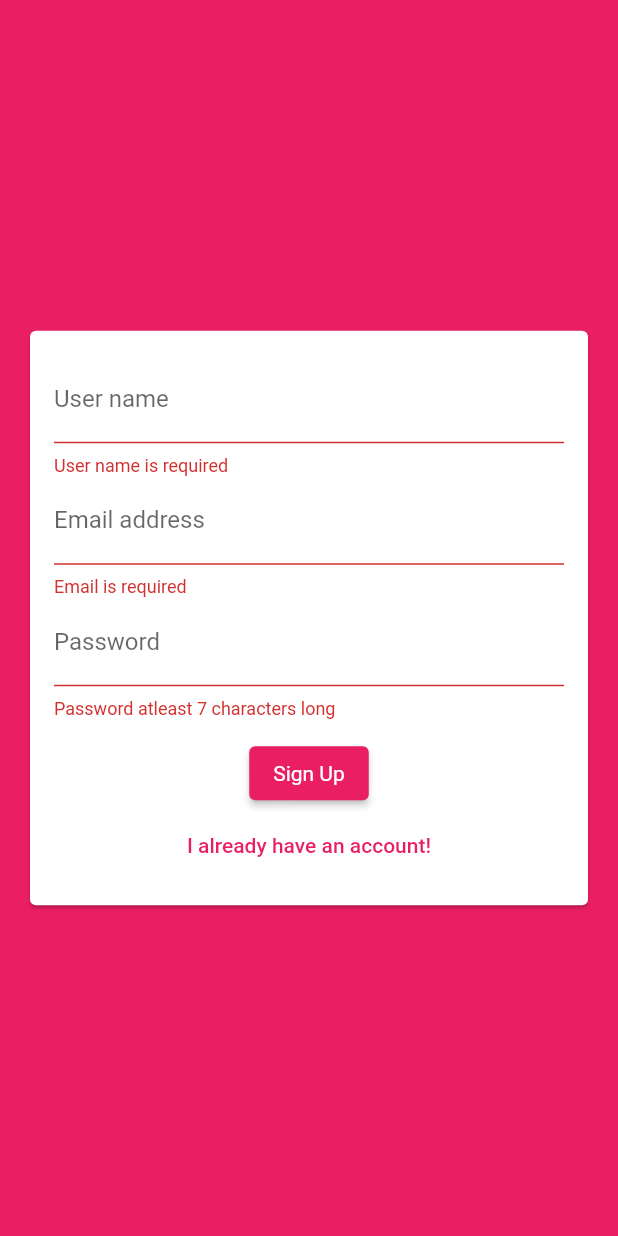
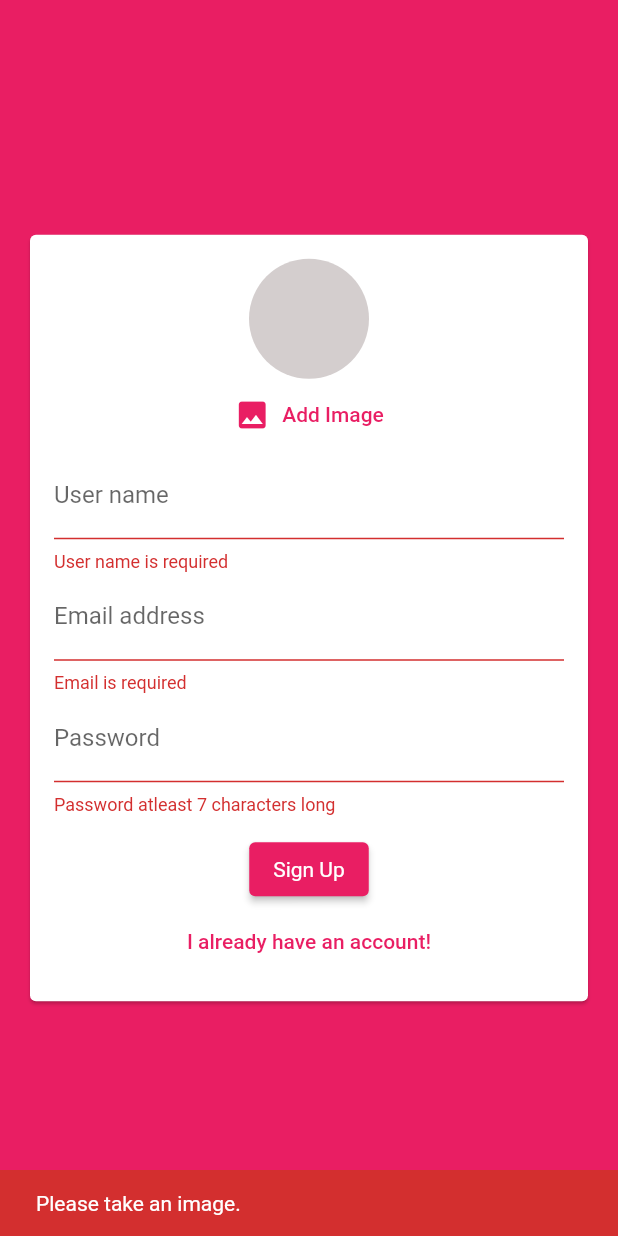
Before and after one commit to danghoanguet/chat_app, a Flutter app: the screen it shows after launch, after a tap on "Sign Up", on a phone screen of 412 x 824 dp. Run offline on Flutter 3.47's test engine with Material 2 defaults, Android fonts, the phone set to English and light mode, and no system bars; our stand-ins replace cloud_firestore, firebase_auth, firebase_core, firebase_storage, form_field_validator, image_picker; accounts and stored records are empty.

Commit message:
Pick user image, store and fetch on firebase_storage

```diff
--- a/lib/screens/auth_screen.dart
+++ b/lib/screens/auth_screen.dart
@@ -1,8 +1,9 @@
+import 'dart:io';
+
 import 'package:cloud_firestore/cloud_firestore.dart';
 import 'package:firebase_auth/firebase_auth.dart';
+import 'package:firebase_storage/firebase_storage.dart';
 import 'package:flutter/material.dart';
-import 'package:flutter/services.dart';
-
 import '../widgets/auth/auth_form.dart';
 
 class AuthScreen extends StatefulWidget {
@@ -15,8 +16,8 @@ class AuthScreen extends StatefulWidget {
 class _AuthScreenState extends State<AuthScreen> {
   final _auth = FirebaseAuth.instance;
   var _isLoading = false;
-  void _submitAuthForm(
-      String email, String password, String userName, bool isLogin) async {
+  void _submitAuthForm(String email, String password, String userName,
+      bool isLogin, File image) async {
     final UserCredential userCredential;
     try {
       setState(() {
@@ -28,6 +29,13 @@ class _AuthScreenState extends State<AuthScreen> {
       } else {
         userCredential = await _auth.createUserWithEmailAndPassword(
             email: email, password: password);
+
+        final ref = FirebaseStorage.instance
+            .ref()
+            .child('user_image')
+            .child(userCredential.user!.uid + '.jpg');
+        await ref.putFile(image).whenComplete(() => null);
+        final url = await ref.getDownloadURL();
         await FirebaseFirestore.instance
             .collection('users')
             .doc('${userCredential.user!.uid}')
@@ -35,6 +43,7 @@ class _AuthScreenState extends State<AuthScreen> {
           {
             'username': userName,
             'email': email,
+            'userImageUrl': url,
           },
         );
       }
--- a/lib/widgets/auth/auth_form.dart
+++ b/lib/widgets/auth/auth_form.dart
@@ -1,9 +1,13 @@
+import 'dart:io';
+
 import 'package:flutter/material.dart';
 import 'package:form_field_validator/form_field_validator.dart';
 
+import '../pickers/user_image_picker.dart';
+
 class AuthForm extends StatefulWidget {
-  final void Function(
-      String email, String password, String userName, bool isLogin) submitFn;
+  final void Function(String email, String password, String userName,
+      bool isLogin, File image) submitFn;
   final bool isLoading;
 
   const AuthForm({Key? key, required this.submitFn, required this.isLoading})
@@ -20,16 +24,29 @@ class _AuthFormState extends State<AuthForm> {
   String? _userEmail;
   String? _userPassword;
   String _userName = '';
+  File? _userImageFile;
 
   void _submit() {
     final isValid = _formKey.currentState!.validate();
     FocusScope.of(context).unfocus();
+    if (_userImageFile == null && !_isLogin) {
+      ScaffoldMessenger.of(context).showSnackBar(SnackBar(
+          backgroundColor: Theme.of(context).errorColor,
+          content: Text('Please take an image.')));
+      return;
+    }
     if (isValid) {
       _formKey.currentState!.save();
       widget.submitFn(_userEmail!.trim(), _userPassword!.trim(),
-          _userName.trim(), _isLogin);
-    }
+          _userName.trim(), _isLogin, _userImageFile!);
+    } else
+      return;
+
     return;
+  }
+
+  void _pickImage(File pickedImage) {
+    _userImageFile = pickedImage;
   }
 
   @override
@@ -47,6 +64,10 @@ class _AuthFormState extends State<AuthForm> {
                 mainAxisSize: MainAxisSize.min,
 
                 children: [
+                  if (!_isLogin)
+                    UserImagePicker(
+                      imagePickFn: _pickImage,
+                    ),
                   if (!_isLogin)
                     TextFormField(
                       key: ValueKey('user name'),
--- a/lib/widgets/chat/messages.dart
+++ b/lib/widgets/chat/messages.dart
@@ -31,6 +31,7 @@ class Messages extends StatelessWidget {
                   userName: chatDocs[index]['userName'],
                   isMe: chatDocs[index]['userId'] == user.uid,
                   key: ValueKey(chatDocs[index].id),
+                  imageUrl: chatDocs[index]['userImageUrl'],
                 ));
       },
     );
--- a/lib/widgets/chat/new_messages.dart
+++ b/lib/widgets/chat/new_messages.dart
@@ -18,11 +18,12 @@ class _NewMessagesState extends State<NewMessages> {
     final uid = await FirebaseAuth.instance.currentUser!.uid;
     final userData =
         await FirebaseFirestore.instance.collection('users').doc('$uid').get();
-    FirebaseFirestore.instance.collection('chat').add({
+    await FirebaseFirestore.instance.collection('chat').add({
       'text': _enterdMessage,
       'createAt': Timestamp.now(),
       'userId': uid,
       'userName': userData['username'],
+      'userImageUrl': userData['userImageUrl']
     });
 
     _controller.clear();
--- /dev/null
+++ b/lib/widgets/pickers/user_image_picker.dart
@@ -0,0 +1,55 @@
+import 'package:flutter/material.dart';
+import 'package:image_picker/image_picker.dart';
+import 'dart:io';
+
+class UserImagePicker extends StatefulWidget {
+  final Function imagePickFn;
+
+  const UserImagePicker({Key? key, required this.imagePickFn})
+      : super(key: key);
+
+  @override
+  State<UserImagePicker> createState() => _UserImagePickerState();
+}
+
+class _UserImagePickerState extends State<UserImagePicker> {
+  File? _pickedImage;
+  void _pickImage() async {
+    try {
+      final picker = ImagePicker();
+      final pickedImage = await picker.pickImage(
+          source: ImageSource.camera,
+          imageQuality: 20,
+          maxWidth: 50); // 0 - 100 imageQuality
+      if (pickedImage == null) return;
+      final pickedImageFile = File(pickedImage.path);
+      setState(() {
+        _pickedImage = pickedImageFile;
+        widget.imagePickFn(_pickedImage!);
+      });
+    } catch (e) {
+      print(e.toString());
+    }
+  }
+
+  @override
+  Widget build(BuildContext context) {
+    return Column(
+      children: [
+        CircleAvatar(
+          radius: 40,
+          backgroundColor: Color.fromARGB(255, 212, 206, 206),
+          backgroundImage:
+              _pickedImage == null ? null : FileImage(_pickedImage!),
+        ),
+        TextButton.icon(
+          onPressed: _pickImage,
+          icon: Icon(Icons.image),
+          label: Text(
+            'Add Image',
+          ),
+        ),
+      ],
+    );
+  }
+}
--- a/pubspec.yaml
+++ b/pubspec.yaml
@@ -28,6 +28,8 @@ dependencies:
   firebase_auth: ^3.3.11
   # form validator
   form_field_validator: ^1.1.0
+  image_picker: ^0.8.4+11
+  firebase_storage: ^10.2.10
 dev_dependencies:
   flutter_test:
     sdk: flutter
```
Also changed, not shown: lib/widgets/chat/message_bubble.dart (+29 -7 lines), pubspec.lock, 2 other files.
